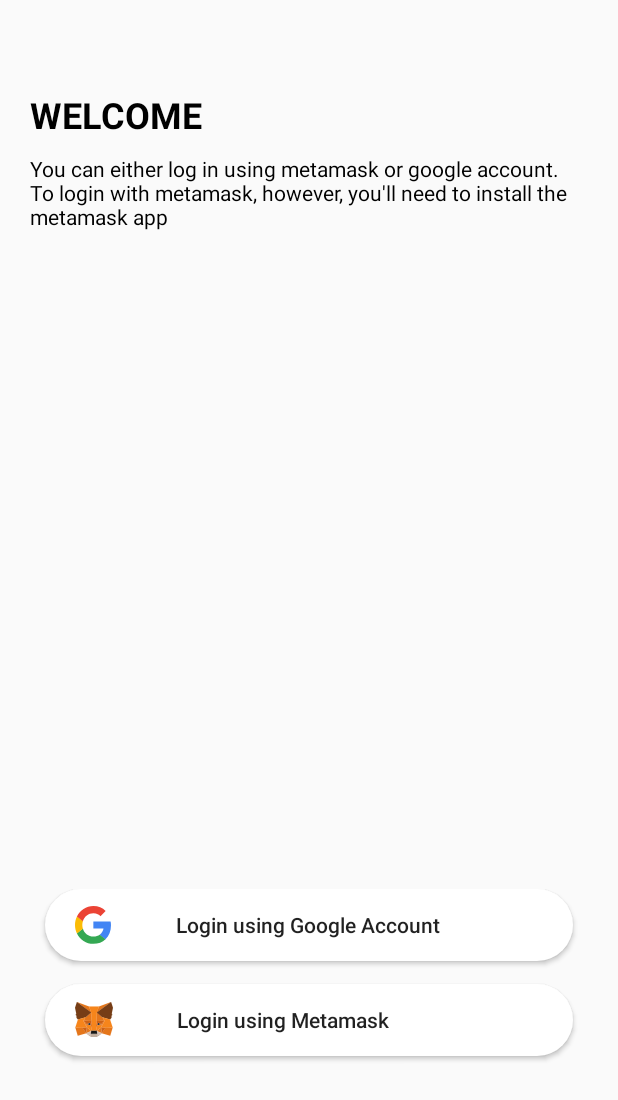
After one commit to raehat/tracto, an Android app: the layout activity_login_screen.xml on its own in the app's theme, with its tools: preview values and no code run, on a phone screen of 412 x 824 dp. The commit adds this screen. Shown: the top 1100 px of the screen. Run offline under Robolectric (Android 15) with nearby library versions, the phone set to English and light mode, and no system bars.

Commit message:
login page added

```diff
--- a/app/src/main/AndroidManifest.xml
+++ b/app/src/main/AndroidManifest.xml
@@ -13,10 +13,14 @@
         android:theme="@style/Theme.Tracto"
         tools:targetApi="31">
         <activity
-            android:name=".MainActivity"
+            android:name=".LoginScreen"
+            android:exported="false" />
+        <activity
+            android:name=".SplashScreen"
             android:exported="true">
             <intent-filter>
                 <action android:name="android.intent.action.MAIN" />
+
                 <category android:name="android.intent.category.LAUNCHER" />
             </intent-filter>
         </activity>
--- /dev/null
+++ b/app/src/main/java/com/example/tracto/LoginScreen.kt
@@ -0,0 +1,18 @@
+package com.example.tracto
+
+import androidx.appcompat.app.AppCompatActivity
+import android.os.Bundle
+import com.example.tracto.databinding.ActivityLoginScreenBinding
+
+class LoginScreen : AppCompatActivity() {
+
+    private lateinit var binding : ActivityLoginScreenBinding
+    override fun onCreate(savedInstanceState: Bundle?) {
+        super.onCreate(savedInstanceState)
+        binding = ActivityLoginScreenBinding.inflate(layoutInflater)
+        setContentView(binding.root)
+
+
+
+    }
+}
--- a/app/src/main/java/com/example/tracto/MainActivity.kt
+++ /dev/null
@@ -1,14 +0,0 @@
-package com.example.tracto
-
-import androidx.appcompat.app.AppCompatActivity
-import android.os.Bundle
-
-class MainActivity : AppCompatActivity() {
-    override fun onCreate(savedInstanceState: Bundle?) {
-        super.onCreate(savedInstanceState)
-        setContentView(R.layout.activity_main)
-
-
-
-    }
-}
--- /dev/null
+++ b/app/src/main/java/com/example/tracto/SplashScreen.kt
@@ -0,0 +1,23 @@
+package com.example.tracto
+
+import android.content.Intent
+import androidx.appcompat.app.AppCompatActivity
+import android.os.Bundle
+import android.os.Handler
+
+class SplashScreen : AppCompatActivity() {
+
+    private val SPLASH_TIME_OUT = 2000L
+    override fun onCreate(savedInstanceState: Bundle?) {
+        super.onCreate(savedInstanceState)
+        setContentView(R.layout.activity_splash_screen)
+
+        Handler().postDelayed({
+            // Start your main activity here
+            val intent = Intent(this, LoginScreen::class.java)
+            startActivity(intent)
+            finish()
+        }, SPLASH_TIME_OUT)
+
+    }
+}
--- /dev/null
+++ b/app/src/main/res/drawable/basic_button.xml
@@ -0,0 +1,5 @@
+<!-- res/drawable/rounded_button.xml -->
+<shape xmlns:android="http://schemas.android.com/apk/res/android">
+    <corners android:radius="40dp"/> <!-- Adjust the radius as needed -->
+    <solid android:color="@color/design_default_color_on_primary"/> <!-- Change the color as needed -->
+</shape>
--- /dev/null
+++ b/app/src/main/res/drawable/google.xml
@@ -0,0 +1,18 @@
+<vector xmlns:android="http://schemas.android.com/apk/res/android"
+    android:width="24dp"
+    android:height="25dp"
+    android:viewportWidth="256"
+    android:viewportHeight="262">
+  <path
+      android:pathData="M255.88,133.45c0,-10.73 -0.87,-18.57 -2.76,-26.69H130.55v48.45h71.95c-1.45,12.04 -9.28,30.17 -26.69,42.36l-0.24,1.62 38.76,30.02 2.68,0.27c24.66,-22.77 38.88,-56.28 38.88,-96.03"
+      android:fillColor="#4285F4"/>
+  <path
+      android:pathData="M130.55,261.1c35.25,0 64.84,-11.6 86.45,-31.62l-41.2,-31.91c-11.02,7.69 -25.82,13.06 -45.26,13.06 -34.52,0 -63.82,-22.77 -74.27,-54.25l-1.53,0.13 -40.3,31.19 -0.53,1.47C35.39,231.8 79.49,261.1 130.55,261.1"
+      android:fillColor="#34A853"/>
+  <path
+      android:pathData="M56.28,156.37c-2.76,-8.12 -4.35,-16.83 -4.35,-25.82 0,-8.99 1.6,-17.7 4.21,-25.82l-0.07,-1.73L15.26,71.31l-1.34,0.63C5.08,89.64 0,109.52 0,130.55s5.08,40.9 13.93,58.6l42.36,-32.78"
+      android:fillColor="#FBBC05"/>
+  <path
+      android:pathData="M130.55,50.48c24.51,0 41.05,10.59 50.48,19.44l36.84,-35.97C195.24,12.91 165.8,0 130.55,0 79.49,0 35.39,29.3 13.93,71.95l42.21,32.78c10.59,-31.48 39.89,-54.25 74.41,-54.25"
+      android:fillColor="#EB4335"/>
+</vector>
--- /dev/null
+++ b/app/src/main/res/drawable/metamask_icon.xml
@@ -0,0 +1,209 @@
+<vector xmlns:android="http://schemas.android.com/apk/res/android"
+    android:width="25.3915dp"
+    android:height="23.543dp"
+    android:viewportWidth="507.83"
+    android:viewportHeight="470.86">
+  <path
+      android:strokeWidth="1"
+      android:pathData="M482.09,0.5l-197.77,146.88l36.58,-86.66l161.19,-60.22z"
+      android:strokeLineJoin="round"
+      android:fillColor="#e2761b"
+      android:strokeColor="#e2761b"
+      android:strokeLineCap="round"/>
+  <path
+      android:strokeWidth="1"
+      android:pathData="M25.54,0.5l196.18,148.27l-34.79,-88.05l-161.39,-60.22z"
+      android:strokeLineJoin="round"
+      android:fillColor="#e4761b"
+      android:strokeColor="#e4761b"
+      android:strokeLineCap="round"/>
+  <path
+      android:strokeWidth="1"
+      android:pathData="M410.93,340.97l-52.67,80.7l112.7,31l32.4,-109.91l-92.43,-1.79z"
+      android:strokeLineJoin="round"
+      android:fillColor="#e4761b"
+      android:strokeColor="#e4761b"
+      android:strokeLineCap="round"/>
+  <path
+      android:strokeWidth="1"
+      android:pathData="M4.67,342.76l32.2,109.91l112.7,-31l-52.67,-80.7l-92.23,1.79z"
+      android:strokeLineJoin="round"
+      android:fillColor="#e4761b"
+      android:strokeColor="#e4761b"
+      android:strokeLineCap="round"/>
+  <path
+      android:strokeWidth="1"
+      android:pathData="M143.21,204.62l-31.41,47.51l111.9,4.97l-3.97,-120.25l-76.52,67.77z"
+      android:strokeLineJoin="round"
+      android:fillColor="#e4761b"
+      android:strokeColor="#e4761b"
+      android:strokeLineCap="round"/>
+  <path
+      android:strokeWidth="1"
+      android:pathData="M364.42,204.62l-77.51,-69.16l-2.59,121.64l111.71,-4.97l-31.61,-47.51z"
+      android:strokeLineJoin="round"
+      android:fillColor="#e4761b"
+      android:strokeColor="#e4761b"
+      android:strokeLineCap="round"/>
+  <path
+      android:strokeWidth="1"
+      android:pathData="M149.57,421.67l67.18,-32.8l-58.04,-45.32l-9.14,78.12z"
+      android:strokeLineJoin="round"
+      android:fillColor="#e4761b"
+      android:strokeColor="#e4761b"
+      android:strokeLineCap="round"/>
+  <path
+      android:strokeWidth="1"
+      android:pathData="M290.88,388.87l67.38,32.8l-9.34,-78.12l-58.04,45.32z"
+      android:strokeLineJoin="round"
+      android:fillColor="#e4761b"
+      android:strokeColor="#e4761b"
+      android:strokeLineCap="round"/>
+  <path
+      android:strokeWidth="1"
+      android:pathData="M358.26,421.67l-67.38,-32.8l5.37,43.93l-0.6,18.48l62.61,-29.61z"
+      android:strokeLineJoin="round"
+      android:fillColor="#d7c1b3"
+      android:strokeColor="#d7c1b3"
+      android:strokeLineCap="round"/>
+  <path
+      android:strokeWidth="1"
+      android:pathData="M149.57,421.67l62.61,29.61l-0.4,-18.48l4.97,-43.93l-67.18,32.8z"
+      android:strokeLineJoin="round"
+      android:fillColor="#d7c1b3"
+      android:strokeColor="#d7c1b3"
+      android:strokeLineCap="round"/>
+  <path
+      android:strokeWidth="1"
+      android:pathData="M213.17,314.54l-56.05,-16.5l39.55,-18.09l16.5,34.59z"
+      android:strokeLineJoin="round"
+      android:fillColor="#233447"
+      android:strokeColor="#233447"
+      android:strokeLineCap="round"/>
+  <path
+      android:strokeWidth="1"
+      android:pathData="M294.46,314.54l16.5,-34.59l39.75,18.09l-56.25,16.5z"
+      android:strokeLineJoin="round"
+      android:fillColor="#233447"
+      android:strokeColor="#233447"
+      android:strokeLineCap="round"/>
+  <path
+      android:strokeWidth="1"
+      android:pathData="M149.57,421.67l9.54,-80.7l-62.21,1.79l52.67,78.91z"
+      android:strokeLineJoin="round"
+      android:fillColor="#cd6116"
+      android:strokeColor="#cd6116"
+      android:strokeLineCap="round"/>
+  <path
+      android:strokeWidth="1"
+      android:pathData="M348.72,340.97l9.54,80.7l52.67,-78.91l-62.21,-1.79z"
+      android:strokeLineJoin="round"
+      android:fillColor="#cd6116"
+      android:strokeColor="#cd6116"
+      android:strokeLineCap="round"/>
+  <path
+      android:strokeWidth="1"
+      android:pathData="M396.03,252.13l-111.71,4.97l10.34,57.44l16.5,-34.59l39.75,18.09l45.12,-45.91z"
+      android:strokeLineJoin="round"
+      android:fillColor="#cd6116"
+      android:strokeColor="#cd6116"
+      android:strokeLineCap="round"/>
+  <path
+      android:strokeWidth="1"
+      android:pathData="M157.12,298.04l39.75,-18.09l16.3,34.59l10.53,-57.44l-111.9,-4.97l45.32,45.91z"
+      android:strokeLineJoin="round"
+      android:fillColor="#cd6116"
+      android:strokeColor="#cd6116"
+      android:strokeLineCap="round"/>
+  <path
+      android:strokeWidth="1"
+      android:pathData="M111.8,252.13l46.91,91.42l-1.59,-45.51l-45.32,-45.91z"
+      android:strokeLineJoin="round"
+      android:fillColor="#e4751f"
+      android:strokeColor="#e4751f"
+      android:strokeLineCap="round"/>
+  <path
+      android:strokeWidth="1"
+      android:pathData="M350.91,298.04l-1.99,45.51l47.11,-91.42l-45.12,45.91z"
+      android:strokeLineJoin="round"
+      android:fillColor="#e4751f"
+      android:strokeColor="#e4751f"
+      android:strokeLineCap="round"/>
+  <path
+      android:strokeWidth="1"
+      android:pathData="M223.7,257.1l-10.53,57.44l13.12,67.77l2.98,-89.24l-5.57,-35.97z"
+      android:strokeLineJoin="round"
+      android:fillColor="#e4751f"
+      android:strokeColor="#e4751f"
+      android:strokeLineCap="round"/>
+  <path
+      android:strokeWidth="1"
+      android:pathData="M284.32,257.1l-5.36,35.77l2.38,89.44l13.32,-67.77l-10.34,-57.44z"
+      android:strokeLineJoin="round"
+      android:fillColor="#e4751f"
+      android:strokeColor="#e4751f"
+      android:strokeLineCap="round"/>
+  <path
+      android:strokeWidth="1"
+      android:pathData="M294.66,314.54l-13.32,67.77l9.54,6.56l58.04,-45.32l1.99,-45.51l-56.25,16.5z"
+      android:strokeLineJoin="round"
+      android:fillColor="#f6851b"
+      android:strokeColor="#f6851b"
+      android:strokeLineCap="round"/>
+  <path
+      android:strokeWidth="1"
+      android:pathData="M157.12,298.04l1.59,45.51l58.04,45.32l9.54,-6.56l-13.12,-67.77l-56.05,-16.5z"
+      android:strokeLineJoin="round"
+      android:fillColor="#f6851b"
+      android:strokeColor="#f6851b"
+      android:strokeLineCap="round"/>
+  <path
+      android:strokeWidth="1"
+      android:pathData="M295.65,451.28l0.6,-18.48l-4.97,-4.38l-74.93,0l-4.57,4.38l0.4,18.48l-62.61,-29.61l21.86,17.88l44.32,30.81l76.13,0l44.52,-30.81l21.86,-17.88l-62.61,29.61z"
+      android:strokeLineJoin="round"
+      android:fillColor="#c0ad9e"
+      android:strokeColor="#c0ad9e"
+      android:strokeLineCap="round"/>
+  <path
+      android:strokeWidth="1"
+      android:pathData="M290.88,388.87l-9.54,-6.56l-55.05,0l-9.54,6.56l-4.97,43.93l4.57,-4.38l74.93,0l4.97,4.38l-5.37,-43.93z"
+      android:strokeLineJoin="round"
+      android:fillColor="#161616"
+      android:strokeColor="#161616"
+      android:strokeLineCap="round"/>
+  <path
+      android:strokeWidth="1"
+      android:pathData="M490.44,156.92l16.89,-81.09l-25.24,-75.33l-191.21,141.91l73.54,62.21l103.95,30.41l23.06,-26.83l-9.94,-7.15l15.9,-14.51l-12.32,-9.54l15.9,-12.13l-10.53,-7.95z"
+      android:strokeLineJoin="round"
+      android:fillColor="#763d16"
+      android:strokeColor="#763d16"
+      android:strokeLineCap="round"/>
+  <path
+      android:strokeWidth="1"
+      android:pathData="M0.5,75.83l16.89,81.09l-10.73,7.95l15.9,12.13l-12.12,9.54l15.9,14.51l-9.94,7.15l22.86,26.83l103.95,-30.41l73.54,-62.21l-191.21,-141.91l-25.04,75.33z"
+      android:strokeLineJoin="round"
+      android:fillColor="#763d16"
+      android:strokeColor="#763d16"
+      android:strokeLineCap="round"/>
+  <path
+      android:strokeWidth="1"
+      android:pathData="M468.37,235.03l-103.95,-30.41l31.61,47.51l-47.11,91.42l62.01,-0.79l92.43,0l-34.99,-107.73z"
+      android:strokeLineJoin="round"
+      android:fillColor="#f6851b"
+      android:strokeColor="#f6851b"
+      android:strokeLineCap="round"/>
+  <path
+      android:strokeWidth="1"
+      android:pathData="M143.21,204.62l-103.95,30.41l-34.59,107.73l92.23,0l61.81,0.79l-46.91,-91.42l31.41,-47.51z"
+      android:strokeLineJoin="round"
+      android:fillColor="#f6851b"
+      android:strokeColor="#f6851b"
+      android:strokeLineCap="round"/>
+  <path
+      android:strokeWidth="1"
+      android:pathData="M284.32,257.1l6.56,-114.69l30.22,-81.69l-134.17,0l29.82,81.69l6.95,114.69l2.39,36.17l0.2,89.04l55.05,0l0.4,-89.04l2.58,-36.17z"
+      android:strokeLineJoin="round"
+      android:fillColor="#f6851b"
+      android:strokeColor="#f6851b"
+      android:strokeLineCap="round"/>
+</vector>
--- /dev/null
+++ b/app/src/main/res/layout/activity_login_screen.xml
@@ -0,0 +1,67 @@
+<?xml version="1.0" encoding="utf-8"?>
+<RelativeLayout xmlns:android="http://schemas.android.com/apk/res/android"
+    xmlns:app="http://schemas.android.com/apk/res-auto"
+    xmlns:tools="http://schemas.android.com/tools"
+    android:layout_width="match_parent"
+    android:layout_height="match_parent"
+    tools:context=".LoginScreen">
+
+    <TextView
+        android:id="@+id/text_view_welcome"
+        android:layout_width="wrap_content"
+        android:layout_height="wrap_content"
+        android:text="WELCOME"
+        android:layout_marginLeft="20dp"
+        android:layout_marginTop="60dp"
+        android:textSize="24sp"
+        android:textColor="@color/basicColor"
+        android:textStyle="bold"/>
+
+    <TextView
+        android:layout_width="wrap_content"
+        android:layout_height="wrap_content"
+        android:text="You can either log in using metamask or google account. To login with metamask, however, you'll need to install the metamask app"
+        android:layout_below="@id/text_view_welcome"
+        android:layout_marginTop="10dp"
+        android:textColor="@color/basicColor"
+        android:layout_marginHorizontal="20dp"/>
+
+    <LinearLayout
+        android:layout_width="match_parent"
+        android:layout_height="wrap_content"
+        android:layout_centerHorizontal="true"
+        android:paddingVertical="10dp"
+        android:layout_alignParentBottom="true"
+        android:orientation="vertical"
+        android:layout_marginBottom="100dp">
+
+        <Button
+            android:layout_width="match_parent"
+            android:layout_height="wrap_content"
+            android:layout_gravity="center"
+            android:layout_marginBottom="15dp"
+            android:textAllCaps="false"
+            android:drawableLeft="@drawable/google"
+            android:paddingLeft="20dp"
+            android:drawablePadding="-45dp"
+            android:background="@drawable/basic_button"
+            android:layout_marginHorizontal="30dp"
+            android:text="Login using Google Account"/>
+
+        <Button
+            android:layout_width="match_parent"
+            android:layout_height="wrap_content"
+            android:layout_gravity="center"
+            android:textAllCaps="false"
+            android:background="@drawable/basic_button"
+            android:drawableLeft="@drawable/metamask_icon"
+            android:paddingLeft="20dp"
+            android:layout_marginBottom="10dp"
+            android:drawablePadding="-80dp"
+            android:layout_marginHorizontal="30dp"
+            android:text="Login using Metamask"/>
+
+
+    </LinearLayout>
+
+</RelativeLayout>
--- a/app/src/main/res/layout/activity_main.xml
+++ b/app/src/main/res/layout/activity_splash_screen.xml
@@ -4,7 +4,7 @@
     xmlns:tools="http://schemas.android.com/tools"
     android:layout_width="match_parent"
     android:layout_height="match_parent"
-    tools:context=".MainActivity">
+    tools:context=".SplashScreen">
 
     <LinearLayout
         android:id="@+id/linear1"
```
Also changed, not shown: app/build.gradle.kts (+6 -1 lines), app/src/main/res/drawable/google_logo.png (added).
